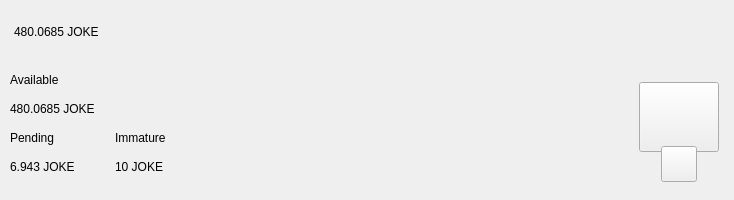
Above: src/qt/jokecoin/forms/topbar.ui from clowncrew/jokecoin before the change. Below: the same form after it.
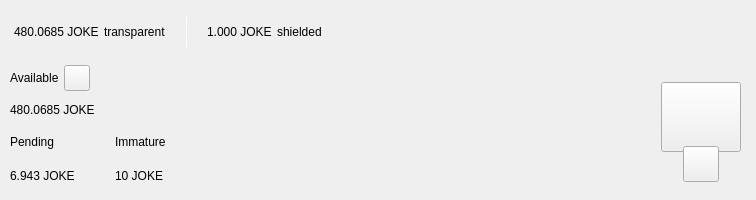
That is the form after the change. Custom widgets are drawn as their Qt base class.

Patch:
```diff
--- a/src/qt/jokecoin/forms/topbar.ui
+++ b/src/qt/jokecoin/forms/topbar.ui
@@ -93,7 +93,7 @@
            </property>
            <layout class="QHBoxLayout" name="horizontalLayout_5">
             <property name="spacing">
-             <number>0</number>
+             <number>5</number>
             </property>
             <property name="leftMargin">
              <number>0</number>
@@ -123,6 +123,89 @@
               </property>
              </widget>
             </item>
+            <item>
+             <widget class="QLabel" name="labelTrans">
+              <property name="text">
+               <string>transparent</string>
+              </property>
+             </widget>
+            </item>
+            <item>
+             <spacer name="horizontalSpacer_11">
+              <property name="orientation">
+               <enum>Qt::Horizontal</enum>
+              </property>
+              <property name="sizeType">
+               <enum>QSizePolicy::Fixed</enum>
+              </property>
+              <property name="sizeHint" stdset="0">
+               <size>
+                <width>15</width>
+                <height>20</height>
+               </size>
+              </property>
+             </spacer>
+            </item>
+            <item alignment="Qt::AlignVCenter">
+             <widget class="QLabel" name="typeSpacerTop">
+              <property name="minimumSize">
+               <size>
+                <width>1</width>
+                <height>30</height>
+               </size>
+              </property>
+              <property name="maximumSize">
+               <size>
+                <width>1</width>
+                <height>30</height>
+               </size>
+              </property>
+              <property name="styleSheet">
+               <string notr="true">background-color:white;
+padding:0px;
+border:none;</string>
+              </property>
+              <property name="text">
+               <string/>
+              </property>
+             </widget>
+            </item>
+            <item>
+             <spacer name="horizontalSpacer_12">
+              <property name="orientation">
+               <enum>Qt::Horizontal</enum>
+              </property>
+              <property name="sizeType">
+               <enum>QSizePolicy::Fixed</enum>
+              </property>
+              <property name="sizeHint" stdset="0">
+               <size>
+                <width>15</width>
+                <height>20</height>
+               </size>
+              </property>
+             </spacer>
+            </item>
+            <item alignment="Qt::AlignTop">
+             <widget class="QLabel" name="labelAmountTopShieldedPiv">
+              <property name="minimumSize">
+               <size>
+                <width>0</width>
+                <height>36</height>
+               </size>
+              </property>
+              <property name="text">
+               <string notr="true">1.000 JOKE</string>
+              </property>
+             </widget>
+            </item>
+            <item>
+             <widget class="QLabel" name="labelShield">
+              <property name="text">
+               <string>shielded</string>
+              </property>
+             </widget>
+            </item>
            </layout>
           </widget>
          </item>
@@ -312,11 +395,6 @@
           <number>10</number>
          </property>
          <item>
-          <layout class="QHBoxLayout" name="horizontalLayout_3">
-           <property name="bottomMargin">
-            <number>9</number>
-           </property>
-           <item>
             <layout class="QVBoxLayout" name="verticalLayout_7">
              <property name="spacing">
               <number>0</number>
@@ -330,6 +408,11 @@
              <item>
               <layout class="QVBoxLayout" name="verticalLayout_2">
                <item>
+              <layout class="QHBoxLayout" name="horizontalLayoutContainerAvailable">
+               <property name="spacing">
+                <number>5</number>
+               </property>
+               <item>
                 <widget class="QLabel" name="labelTitle1">
                  <property name="text">
                   <string>Available</string>
@@ -337,7 +420,59 @@
                 </widget>
                </item>
                <item>
-                <widget class="QLabel" name="labelAmountJoke">
+                <widget class="QPushButton" name="pushButtonBalanceInfo">
+                 <property name="minimumSize">
+                  <size>
+                   <width>26</width>
+                   <height>26</height>
+                  </size>
+                 </property>
+                 <property name="maximumSize">
+                  <size>
+                   <width>26</width>
+                   <height>26</height>
+                  </size>
+                 </property>
+                 <property name="mouseTracking">
+                  <bool>true</bool>
+                 </property>
+                 <property name="focusPolicy">
+                  <enum>Qt::NoFocus</enum>
+                 </property>
+                 <property name="text">
+                  <string notr="true"/>
+                 </property>
+                 <property name="iconSize">
+                  <size>
+                   <width>24</width>
+                   <height>24</height>
+                  </size>
+                 </property>
+                 <property name="shortcut">
+                  <string notr="true"/>
+                 </property>
+                </widget>
+               </item>
+               <item>
+                <spacer name="horizontalSpacer_4">
+                 <property name="orientation">
+                  <enum>Qt::Horizontal</enum>
+                 </property>
+                 <property name="sizeType">
+                  <enum>QSizePolicy::MinimumExpanding</enum>
+                 </property>
+                 <property name="sizeHint" stdset="0">
+                  <size>
+                   <width>20</width>
+                   <height>20</height>
+                  </size>
+                 </property>
+                </spacer>
+               </item>
+              </layout>
+             </item>
+             <item>
+              <widget class="QLabel" name="labelAmountPiv">
                  <property name="text">
                   <string notr="true">480.0685 JOKE</string>
                  </property>
@@ -346,12 +481,44 @@
               </layout>
              </item>
              <item>
+            <widget class="QWidget" name="container_imm_pend" native="true">
               <layout class="QHBoxLayout" name="horizontalLayout_2">
                <property name="spacing">
                 <number>0</number>
                </property>
-               <item>
+              <property name="leftMargin">
+               <number>0</number>
+              </property>
+              <property name="topMargin">
+               <number>0</number>
+              </property>
+              <property name="rightMargin">
+               <number>0</number>
+              </property>
+              <property name="bottomMargin">
+               <number>0</number>
+              </property>
+              <item alignment="Qt::AlignLeft">
+               <widget class="QWidget" name="container_pending" native="true">
+                <property name="sizePolicy">
+                 <sizepolicy hsizetype="Minimum" vsizetype="Preferred">
+                  <horstretch>0</horstretch>
+                  <verstretch>0</verstretch>
+                 </sizepolicy>
+                </property>
                 <layout class="QVBoxLayout" name="verticalLayout_3">
+                 <property name="leftMargin">
+                  <number>0</number>
+                 </property>
+                 <property name="topMargin">
+                  <number>0</number>
+                 </property>
+                 <property name="rightMargin">
+                  <number>0</number>
+                 </property>
+                 <property name="bottomMargin">
+                  <number>0</number>
+                 </property>
                  <item>
                   <widget class="QLabel" name="labelTitle3">
                    <property name="text">
@@ -367,6 +534,7 @@
                   </widget>
                  </item>
                 </layout>
+               </widget>
                </item>
                <item>
                 <spacer name="horizontalSpacer_3">
@@ -384,8 +552,27 @@
                  </property>
                 </spacer>
                </item>
-               <item>
+              <item alignment="Qt::AlignLeft">
+               <widget class="QWidget" name="container_immature" native="true">
+                <property name="sizePolicy">
+                 <sizepolicy hsizetype="Minimum" vsizetype="Preferred">
+                  <horstretch>0</horstretch>
+                  <verstretch>0</verstretch>
+                 </sizepolicy>
+                </property>
                 <layout class="QVBoxLayout" name="verticalLayout_4">
+                 <property name="leftMargin">
+                  <number>0</number>
+                 </property>
+                 <property name="topMargin">
+                  <number>0</number>
+                 </property>
+                 <property name="rightMargin">
+                  <number>0</number>
+                 </property>
+                 <property name="bottomMargin">
+                  <number>0</number>
+                 </property>
                  <item>
                   <widget class="QLabel" name="labelTitle4">
                    <property name="text">
@@ -401,10 +588,23 @@
                   </widget>
                  </item>
                 </layout>
-               </item>
-              </layout>
-             </item>
-            </layout>
+               </widget>
+              </item>
+              <item>
+               <spacer name="horizontalSpacer_5">
+                <property name="orientation">
+                 <enum>Qt::Horizontal</enum>
+                </property>
+                <property name="sizeHint" stdset="0">
+                 <size>
+                  <width>40</width>
+                  <height>20</height>
+                 </size>
+                </property>
+               </spacer>
+              </item>
+             </layout>
+            </widget>
            </item>
           </layout>
          </item>
```
Left out of the diff: 6 changed lines with no effect on the pictures. Lines whose indentation alone changed are shown as unchanged.
